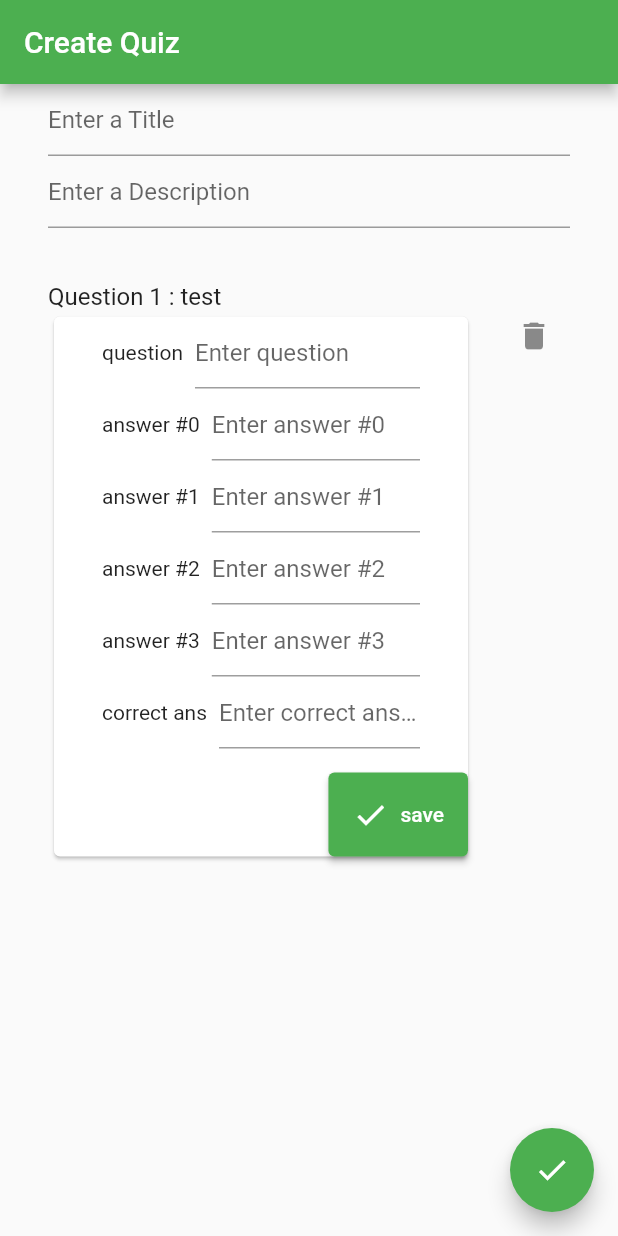
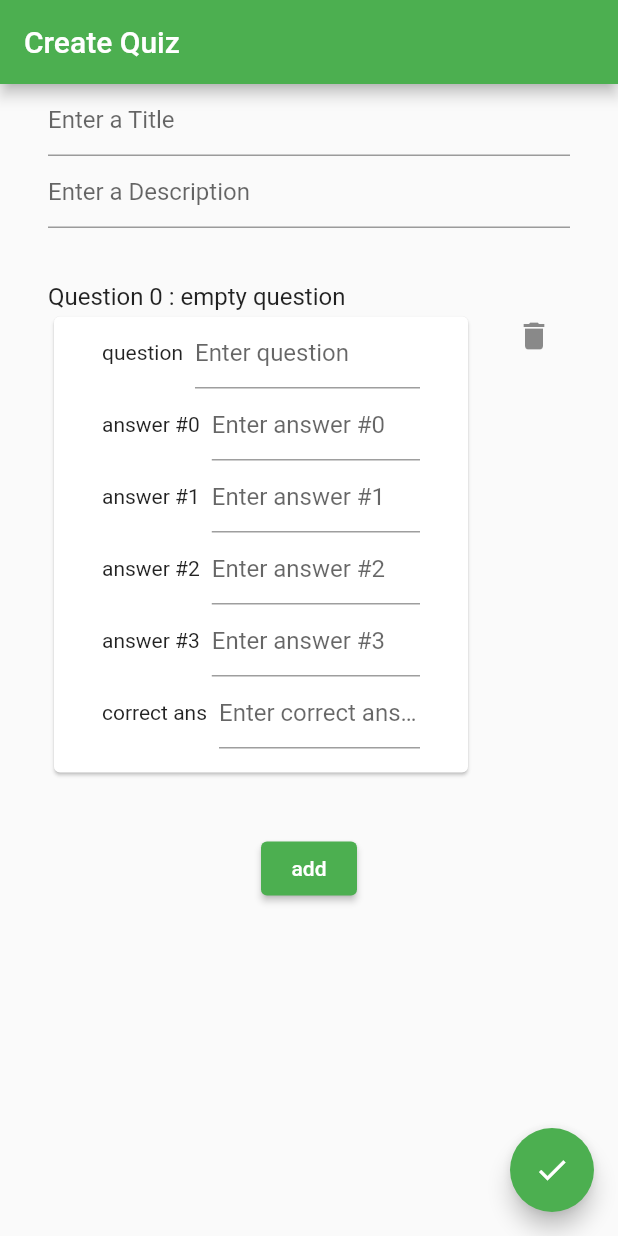
Before and after one commit to sinjikoro/my_quiz, a Flutter app: the CreateScreen screen opened by its route, on a phone screen of 412 x 824 dp. Run offline on Flutter 3.47's test engine with Material 2 defaults, Android fonts, the light colour scheme and no system bars; our stand-ins replace cloud_firestore, firebase_core, flutter_riverpod, flutter_svg, freezed_annotation, go_router and 1 more; accounts and stored records are empty; generated files the repository leaves out were written again.

Commit message:
add & del

```diff
--- a/lib/features/create/pages/quiz_add_screen.dart
+++ b/lib/features/create/pages/quiz_add_screen.dart
@@ -16,13 +16,32 @@ class _CreateScreenState extends State<CreateScreen> {
   final titleController = TextEditingController();
   final descriptionController = TextEditingController();
 
-  Quiz creatingQuiz = const Quiz(title: '', description: '', questions: []);
+  final emptyQuestion = const Question(
+      id: -1, question: 'empty question', answers: [], correctAnswer: '');
+
+  Quiz _creatingQuiz = const Quiz(title: '', description: '', questions: []);
+  Quiz get creatingQuiz => _creatingQuiz;
+  set creatingQuiz(Quiz quiz) {
+    setState(() {
+      _creatingQuiz = quiz.copyWith(
+        questions: _sortQuestionIds(quiz.questions),
+      );
+    });
+  }
 
   @override
   void dispose() {
     titleController.dispose();
     descriptionController.dispose();
     super.dispose();
+  }
+
+  @override
+  void initState() {
+    super.initState();
+    creatingQuiz = creatingQuiz.copyWith(
+      questions: [emptyQuestion],
+    );
   }
 
   @override
@@ -41,7 +60,12 @@ class _CreateScreenState extends State<CreateScreen> {
               controller: descriptionController,
               hintText: 'Enter a Description'),
           // question list
-          QuestionList(_saveQuestion),
+          QuestionList(
+            creatingQuiz.questions,
+            addQuestion: _addQuestion,
+            editQuestion: _editQuestion,
+            deleteQuestion: _deleteQuestion,
+          ),
         ],
       ),
       floatingActionButton: FloatingActionButton(
@@ -51,16 +75,30 @@ class _CreateScreenState extends State<CreateScreen> {
     );
   }
 
-  // creatingQuizにQuestionの追加・修正
-  void _saveQuestion(Question question) {
-    creatingQuiz =
-        creatingQuiz.copyWith(questions: creatingQuiz.questions + [question]);
-  }
+  void _addQuestion() => creatingQuiz = creatingQuiz.copyWith(
+      questions: creatingQuiz.questions + [emptyQuestion]);
 
-  // creatingQuizからQuestionの削除
-  void _deleteQuestion(int id) {}
+  void _editQuestion(Question question) => creatingQuiz = creatingQuiz.copyWith(
+      questions: creatingQuiz.questions
+          .map((q) => q.id == question.id ? question : q)
+          .toList());
 
-  // creatingQuizの保存
+  void _deleteQuestion(Question question) =>
+      creatingQuiz = creatingQuiz.copyWith(
+          questions: creatingQuiz.questions
+              .where((q) => q.id != question.id)
+              .toList());
+
+  List<Question> _sortQuestionIds(List<Question> questions) => questions
+      .asMap()
+      .map((index, question) => MapEntry(
+          index,
+          question.copyWith(
+            id: index,
+          )))
+      .values
+      .toList();
+
   void _saveQuiz() async {
     final addQuiz = creatingQuiz.copyWith(
       title: titleController.text,
--- a/lib/features/create/widgets/question_input_area.dart
+++ b/lib/features/create/widgets/question_input_area.dart
@@ -4,14 +4,16 @@ import 'package:my_quiz/core/widgets/gutter.dart';
 import 'package:my_quiz/features/create/widgets/question_input_field.dart';
 
 class QuestionInputArea extends StatefulWidget {
-  const QuestionInputArea({
+  const QuestionInputArea(
+    this.question, {
+    required this.editQuestion,
+    required this.deleteQuestion,
     super.key,
-    required this.question,
-    required this.onAdd,
   });
 
   final Question question;
-  final Function(Question) onAdd;
+  final Function(Question) editQuestion;
+  final Function(Question) deleteQuestion;
 
   @override
   State<QuestionInputArea> createState() => _QuestionInputAreaState();
@@ -52,20 +54,6 @@ class _QuestionInputAreaState extends State<QuestionInputArea> {
           hintText: 'Enter correct answer',
         ),
         verticalMargin16,
-        // save
-        ElevatedButton.icon(
-          onPressed: () {
-            final addQuestion = Question(
-                id: 1,
-                question: questionController.text,
-                answers: answerControllers.map((e) => e.text).toList(),
-                correctAnswer: correctController.text);
-            widget.onAdd(addQuestion);
-          },
-          style: ElevatedButton.styleFrom(padding: allPadding16),
-          icon: const Icon(Icons.check),
-          label: const Text('save'),
-        ),
       ],
     ));
   }
--- a/lib/features/create/widgets/question_input_field.dart
+++ b/lib/features/create/widgets/question_input_field.dart
@@ -28,6 +28,9 @@ class QuestionInputField extends StatelessWidget {
             decoration: InputDecoration(
               hintText: hintText ?? '',
             ),
+            onChanged: (value) => print('onChanged'),
+            onEditingComplete: () => print('onEditingComplete'),
+            onSubmitted: (value) => print('onSubmitted'),
           ),
         ),
         horizontalMargin32,
--- a/lib/features/create/widgets/question_list.dart
+++ b/lib/features/create/widgets/question_list.dart
@@ -4,52 +4,62 @@ import 'package:my_quiz/core/widgets/gutter.dart';
 import 'package:my_quiz/features/create/widgets/question_input_area.dart';
 
 class QuestionList extends StatefulWidget {
-  const QuestionList(this.saveQuestion, {super.key});
+  const QuestionList(
+    this.questions, {
+    required this.addQuestion,
+    required this.editQuestion,
+    required this.deleteQuestion,
+    super.key,
+  });
 
-  final Function(Question) saveQuestion;
+  final List<Question> questions;
+  final Function() addQuestion;
+  final Function(Question) editQuestion;
+  final Function(Question) deleteQuestion;
 
   @override
   State<QuestionList> createState() => _QuestionListState();
 }
 
 class _QuestionListState extends State<QuestionList> {
-  final questions = List<Question>.generate(
-      1,
-      (i) => Question(
-          id: i + 1,
-          question: 'test',
-          answers: ['ans-1'],
-          correctAnswer: 'ans-x'));
-
   @override
   Widget build(BuildContext context) {
-    return ListView.builder(
+    return SizedBox(
+      height: 500,
+      child: SingleChildScrollView(
+        child: Column(
+          children: [
+            ListView.builder(
               shrinkWrap: true,
-      itemCount: questions.length,
+              itemCount: widget.questions.length,
               itemBuilder: (context, index) {
                 return ListTile(
                   contentPadding: allPadding32,
                   // question title
                   title: Text(
-              'Question ${questions[index].id} : ${questions[index].question}'),
+                      'Question ${widget.questions[index].id} : ${widget.questions[index].question}'),
                   // question inputArea
                   subtitle: QuestionInputArea(
-            question: questions[index],
-            onAdd: addQuestion,
+                    widget.questions[index],
+                    editQuestion: widget.editQuestion,
+                    deleteQuestion: widget.deleteQuestion,
                   ),
                   // delete button
                   trailing: IconButton(
                     icon: const Icon(Icons.delete),
-            onPressed: deleteQuestion,
+                    onPressed: () =>
+                        widget.deleteQuestion(widget.questions[index]),
                   ),
                 );
               },
+            ),
+            ElevatedButton(
+              onPressed: widget.addQuestion,
+              child: const Text('add'),
+            ),
+          ],
+        ),
+      ),
     );
   }
-
-  void addQuestion(Question question) => widget.saveQuestion(question);
-
-  void deleteQuestion() {
-    //TODO : delete question
 }
-}
```
Lines whose indentation alone changed are shown as unchanged.
